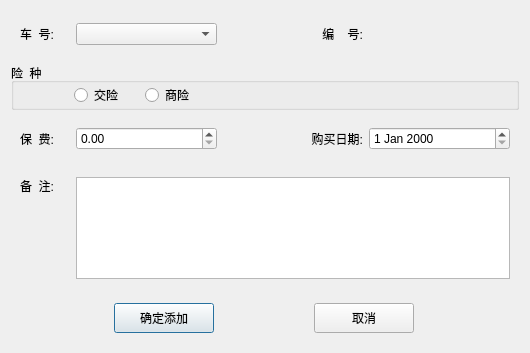
Old version of the form ui/dialog/car/insurancedialog.ui in the repository longcp/CarRentalManagement.
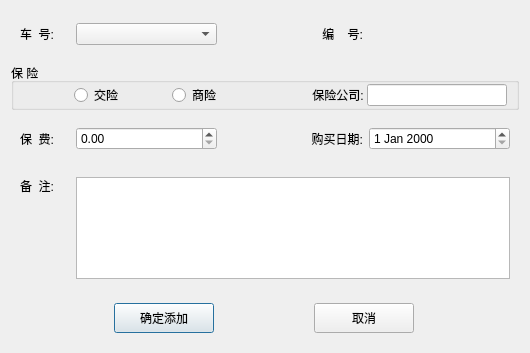
New version of the form.

The edit to the form file:
```diff
--- a/ui/dialog/car/insurancedialog.ui
+++ b/ui/dialog/car/insurancedialog.ui
@@ -92,7 +92,7 @@
          </size>
         </property>
         <property name="title">
-         <string>险  种</string>
+         <string>保 险</string>
         </property>
         <layout class="QHBoxLayout" name="horizontalLayout_3">
          <property name="spacing">
@@ -105,7 +105,7 @@
           <number>0</number>
          </property>
          <property name="rightMargin">
-          <number>0</number>
+          <number>9</number>
          </property>
          <property name="bottomMargin">
           <number>0</number>
@@ -144,22 +144,23 @@
           </widget>
          </item>
          <item>
-          <widget class="QLabel" name="label_7">
-           <property name="minimumSize">
-            <size>
-             <width>300</width>
-             <height>0</height>
-            </size>
+          <widget class="QLabel" name="label_8">
+           <property name="text">
+            <string>保险公司: </string>
            </property>
+           <property name="alignment">
+            <set>Qt::AlignRight|Qt::AlignTrailing|Qt::AlignVCenter</set>
+           </property>
+          </widget>
+         </item>
+         <item>
+          <widget class="QLineEdit" name="companyLE">
            <property name="maximumSize">
             <size>
-             <width>150</width>
+             <width>140</width>
              <height>16777215</height>
             </size>
            </property>
-           <property name="text">
-            <string/>
-           </property>
           </widget>
          </item>
         </layout>
```
Left out of the diff: 6 changed lines with no effect on the pictures.
